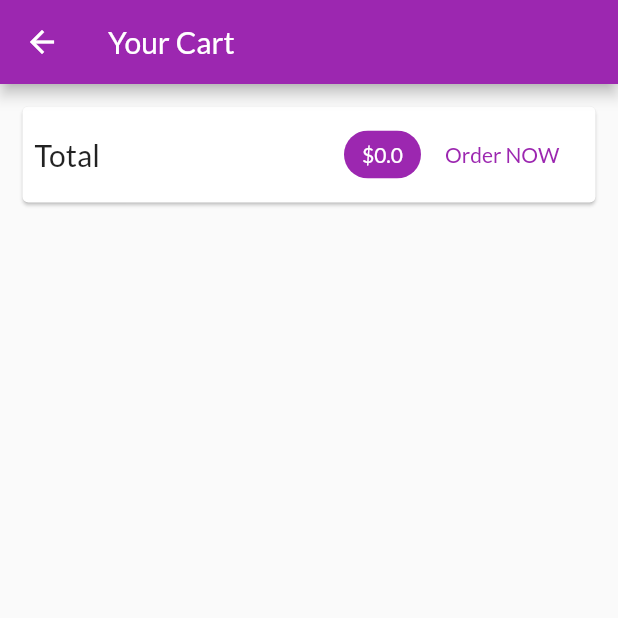
After one commit to MarineZuh/shop_app, a Flutter app: the CartScreen screen opened by its route, on a phone screen of 412 x 824 dp, the top half of it. The commit adds this screen. Run offline on Flutter 3.47's test engine with Material 2 defaults, Android fonts, the phone set to English and light mode, and no system bars; network calls fail.

Commit message:
cart screen

```diff
--- a/lib/main.dart
+++ b/lib/main.dart
@@ -2,6 +2,7 @@ import 'package:flutter/material.dart';
 import 'package:provider/provider.dart';
 import 'package:shop_app/providers/cart.dart';
 import 'package:shop_app/providers/products_provider.dart';
+import 'package:shop_app/screens/cart_screen.dart';
 import 'package:shop_app/screens/product_detail_screen.dart';
 import 'package:shop_app/screens/products_overview_screen.dart';
 
@@ -25,6 +26,8 @@ class MyApp extends StatelessWidget {
         routes: {
           ProductsOverviewScreen.routeName: (ctx) => ProductsOverviewScreen(),
           ProductDetailScreen.routeName: (ctx) => ProductDetailScreen(),
+          CartScreen.routeName: (ctx) => CartScreen(),
+
         },
       ),
     );
--- a/lib/providers/cart.dart
+++ b/lib/providers/cart.dart
@@ -20,6 +20,13 @@ class Cart with ChangeNotifier {
   Map<String, CartItem> get items => {..._items};
 
   int get itemsCount => _items.length;
+  double get totalAmount {
+    double total = 0;
+    _items.forEach((key, carItem){
+      total += carItem.price * carItem.quantity;
+    });
+    return total;
+  }
 
   void addItem(String id, String title, double price) {
     if (_items.containsKey(id)) {
--- /dev/null
+++ b/lib/screens/cart_screen.dart
@@ -0,0 +1,64 @@
+import 'package:flutter/material.dart';
+import 'package:provider/provider.dart';
+import 'package:shop_app/providers/cart.dart' show Cart;
+import 'package:shop_app/widgets/cart_item.dart';
+
+class CartScreen extends StatelessWidget {
+  static final routeName = 'cart-screen';
+  const CartScreen();
+
+  @override
+  Widget build(BuildContext context) {
+    final cart = Provider.of<Cart>(context);
+
+    return Scaffold(
+      appBar: AppBar(
+        title: Text('Your Cart'),
+      ),
+      body: Column(
+        children: <Widget>[
+          Card(
+            margin: EdgeInsets.all(15),
+            child: Padding(
+              padding: EdgeInsets.all(8),
+              child: Row(
+                mainAxisAlignment: MainAxisAlignment.spaceBetween,
+                children: <Widget>[
+                  Text('Total', style: TextStyle(fontSize: 20)),
+                  Spacer(),
+                  Chip(
+                    label: Text('\$${cart.totalAmount}',
+                        style: TextStyle(
+                            color: Theme.of(context)
+                                .primaryTextTheme
+                                .title
+                                .color)),
+                    backgroundColor: Theme.of(context).primaryColor,
+                  ),
+                  FlatButton(
+                    child: Text('Order NOW'),
+                    onPressed: () {},
+                    textColor: Theme.of(context).primaryColor,
+                  )
+                ],
+              ),
+            ),
+          ),
+          Expanded(
+            child: ListView.builder(
+                itemCount: cart.itemsCount,
+                itemBuilder: (_, i) {
+                  final cartItem = cart.items.values.toList()[i];
+                  return CartItem(
+                    id: cartItem.id,
+                    price: cartItem.price,
+                    quantity: cartItem.quantity,
+                    title: cartItem.title,
+                  );
+                }),
+          )
+        ],
+      ),
+    );
+  }
+}
--- a/lib/screens/products_overview_screen.dart
+++ b/lib/screens/products_overview_screen.dart
@@ -1,6 +1,7 @@
 import 'package:flutter/material.dart';
 import 'package:provider/provider.dart';
 import 'package:shop_app/providers/cart.dart';
+import 'package:shop_app/screens/cart_screen.dart';
 import 'package:shop_app/widgets/badge.dart';
 import 'package:shop_app/widgets/products_grid_vies.dart';
 
@@ -52,7 +53,9 @@ class _ProductsOverviewScreenState extends State<ProductsOverviewScreen> {
             ),
             child: IconButton(
               icon: Icon(Icons.shopping_cart),
-              onPressed: () {},
+              onPressed: () {
+                Navigator.of(context).pushNamed(CartScreen.routeName);
+              },
             ),
           ),
         ],
```
Also changed, not shown: lib/widgets/cart_item.dart (added, +33 -0 lines).
